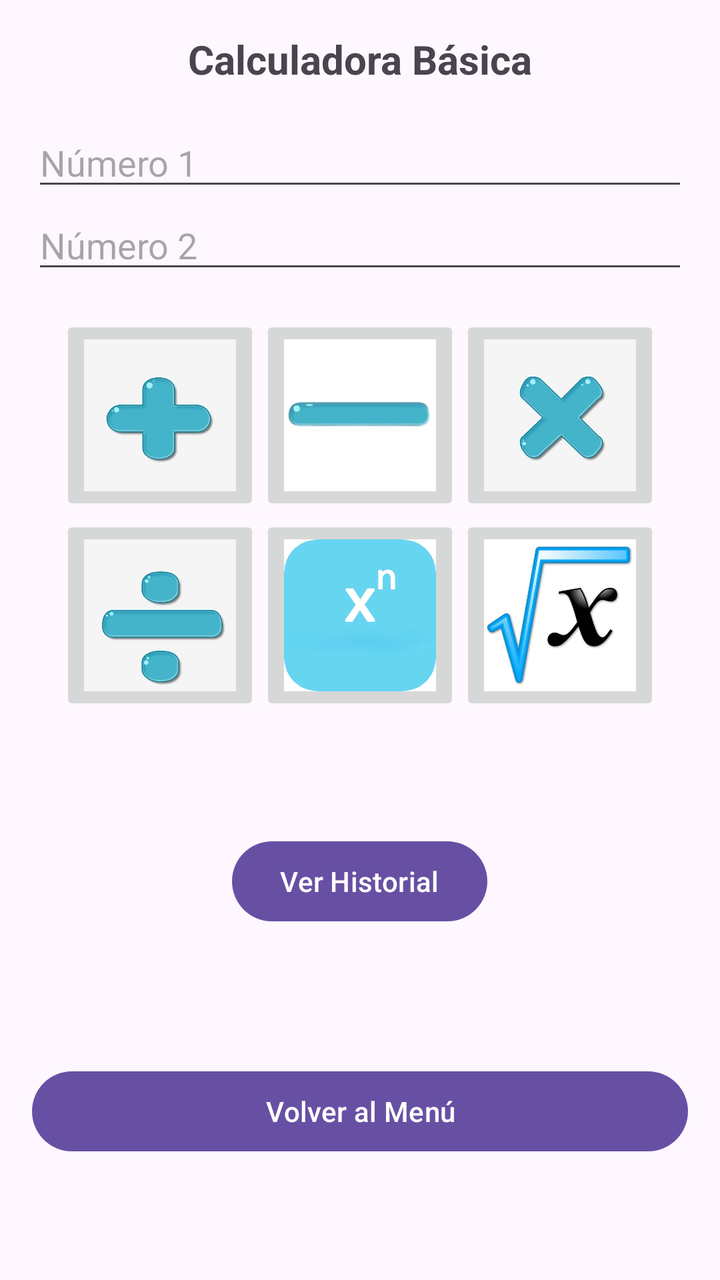
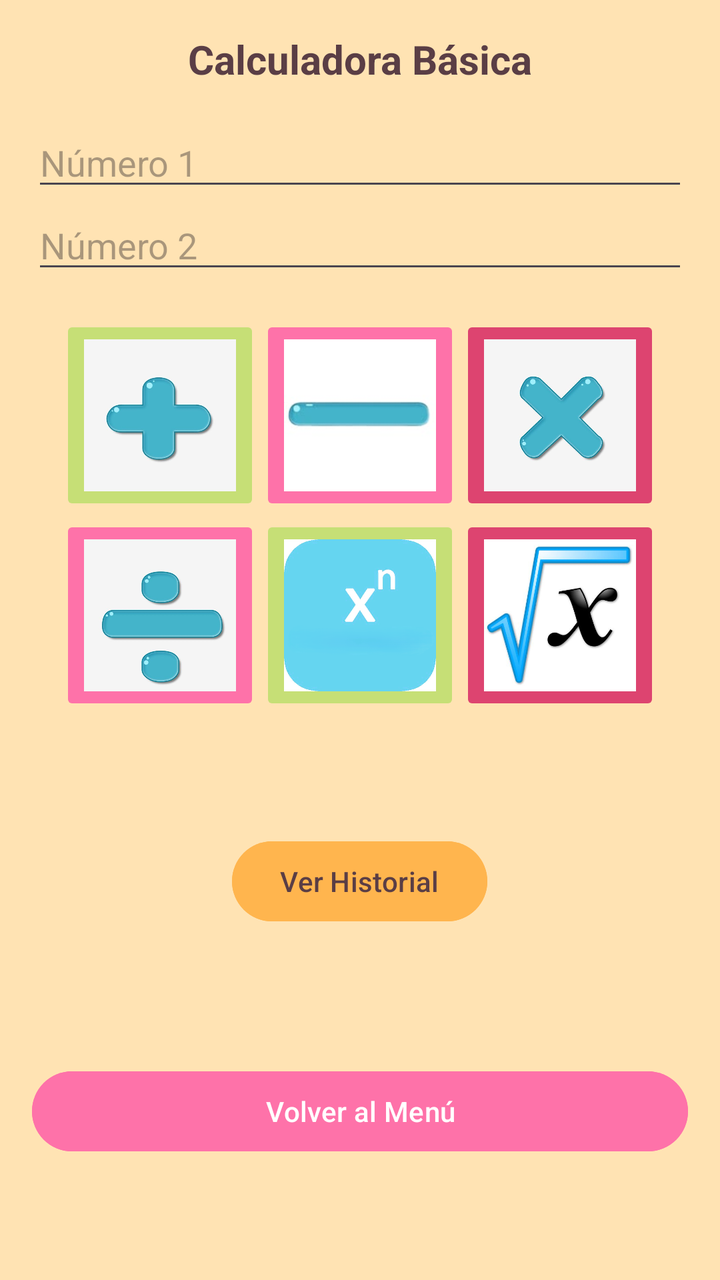

An Android layout rendered at two revisions. The XML below is the earlier revision; the diff shows what the commit changed to produce the second picture.
<!-- AndroidManifest.xml: application theme Theme.Desafio1_DSM -->
<!-- res/layout/activity_calculadora.xml -->
<?xml version="1.0" encoding="utf-8"?>
<ScrollView xmlns:android="http://schemas.android.com/apk/res/android"
    android:layout_width="match_parent"
    android:layout_height="match_parent"
    android:padding="@dimen/padding_standard">

    <LinearLayout
        android:layout_width="match_parent"
        android:layout_height="wrap_content"
        android:gravity="center"
        android:orientation="vertical">

        <TextView
            android:layout_width="match_parent"
            android:layout_height="wrap_content"
            android:text="@string/title_calculadora"
            android:textSize="@dimen/text_size_title"
            android:textStyle="bold"
            android:gravity="center"
            android:layout_marginBottom="@dimen/margin_medium"/>

        <EditText
            android:id="@+id/etNum1"
            android:layout_width="match_parent"
            android:layout_height="wrap_content"
            android:hint="@string/hint_num1"
            android:inputType="numberDecimal|numberSigned"/>

        <EditText
            android:id="@+id/etNum2"
            android:layout_width="match_parent"
            android:layout_height="wrap_content"
            android:hint="@string/hint_num2"
            android:inputType="numberDecimal|numberSigned"/>

        
        <GridLayout
            android:layout_width="wrap_content"
            android:layout_height="wrap_content"
            android:columnCount="3"
            android:rowCount="2"
            android:layout_marginTop="@dimen/margin_medium">

            <ImageButton
                android:id="@+id/btnSuma"
                android:layout_width="@dimen/tamanio_boton_calc"
                android:layout_height="@dimen/tamanio_boton_calc"
                android:src="@drawable/suma"
                android:scaleType="fitCenter"/>
            <ImageButton
                android:id="@+id/btnResta"
                android:layout_width="@dimen/tamanio_boton_calc"
                android:layout_height="@dimen/tamanio_boton_calc"
                android:src="@drawable/resta"
                android:scaleType="fitCenter"/>

            <ImageButton
                android:id="@+id/btnMulti"
                android:layout_width="@dimen/tamanio_boton_calc"
                android:layout_height="@dimen/tamanio_boton_calc"
                android:src="@drawable/multiplicacion"
                android:scaleType="fitCenter"/>

            <ImageButton
                android:id="@+id/btnDiv"
                android:layout_width="@dimen/tamanio_boton_calc"
                android:layout_height="@dimen/tamanio_boton_calc"
                android:src="@drawable/division"
                android:scaleType="fitCenter"/>

            <ImageButton
                android:id="@+id/btnExp"
                android:layout_width="@dimen/tamanio_boton_calc"
                android:layout_height="@dimen/tamanio_boton_calc"
                android:src="@drawable/exponente"
                android:scaleType="fitCenter"/>

            <ImageButton
                android:id="@+id/btnRaiz"
                android:layout_width="@dimen/tamanio_boton_calc"
                android:layout_height="@dimen/tamanio_boton_calc"
                android:src="@drawable/raiz"
                android:scaleType="fitCenter"/>
        </GridLayout>

        <TextView
            android:id="@+id/tvResultadoCalc"
            android:layout_width="match_parent"
            android:layout_height="wrap_content"
            android:textSize="20sp"
            android:textStyle="bold"
            android:gravity="center"
            android:layout_marginTop="@dimen/margin_medium"/>

        <Button
            android:id="@+id/btnVerHistorial"
            android:layout_width="wrap_content"
            android:layout_height="wrap_content"
            android:layout_marginTop="@dimen/margin_medium"
            android:text="@string/btn_ver_historial" />

        <TextView
            android:id="@+id/tvHistorialCompleto"
            android:layout_width="match_parent"
            android:layout_height="wrap_content"
            android:textSize="14sp"
            android:textColor="@color/historial_texto"
            android:layout_marginTop="@dimen/margin_medium"
            android:padding="8dp"/>

        <Button
            android:id="@+id/btnVolverCalc"
            android:layout_width="match_parent"
            android:layout_height="wrap_content"
            android:layout_marginTop="@dimen/margin_medium"
            android:layout_marginBottom="@dimen/margin_medium"
            android:text="@string/btn_volver" />

    </LinearLayout>
</ScrollView>
<!-- resources referenced by this layout -->
<resources>
  <color name="historial_texto">#555555</color>
  <dimen name="margin_medium">16dp</dimen>
  <dimen name="padding_standard">16dp</dimen>
  <dimen name="tamanio_boton_calc">100dp</dimen>
  <dimen name="text_size_title">20sp</dimen>
  <!-- drawable division: png bitmap (drawable, 12802 bytes) -->
  <!-- drawable exponente: png bitmap (drawable, 61992 bytes) -->
  <!-- drawable multiplicacion: png bitmap (drawable, 13488 bytes) -->
  <!-- drawable raiz: png bitmap (drawable, 14902 bytes) -->
  <!-- drawable resta: png bitmap (drawable, 5722 bytes) -->
  <!-- drawable suma: png bitmap (drawable, 8227 bytes) -->
  <string name="btn_ver_historial">Ver Historial</string>
  <string name="btn_volver">Volver al Menú</string>
  <string name="hint_num1">Número 1</string>
  <string name="hint_num2">Número 2</string>
  <string name="title_calculadora">Calculadora Básica</string>
  <style name="Theme.Desafio1_DSM" parent="Base.Theme.Desafio1_DSM" />
  <style name="Base.Theme.Desafio1_DSM" parent="Theme.Material3.DayNight.NoActionBar">
          
          
      </style>
</resources>

<!-- the commit's change to res/layout/activity_calculadora.xml (unified diff, before → after) -->
@@ -2,6 +2,7 @@
 <ScrollView xmlns:android="http://schemas.android.com/apk/res/android"
     android:layout_width="match_parent"
     android:layout_height="match_parent"
+    android:background="@color/fondo"
     android:padding="@dimen/padding_standard">
 
     <LinearLayout
@@ -17,6 +18,7 @@
             android:textSize="@dimen/text_size_title"
             android:textStyle="bold"
             android:gravity="center"
+            android:textColor="@color/texto_titulo"
             android:layout_marginBottom="@dimen/margin_medium"/>
 
         <EditText
@@ -46,41 +48,53 @@
                 android:layout_width="@dimen/tamanio_boton_calc"
                 android:layout_height="@dimen/tamanio_boton_calc"
                 android:src="@drawable/suma"
-                android:scaleType="fitCenter"/>
+                android:scaleType="fitCenter"
+                android:backgroundTint="@color/verdecito"
+                android:textColor="@color/texto_botones"/>
             <ImageButton
                 android:id="@+id/btnResta"
                 android:layout_width="@dimen/tamanio_boton_calc"
                 android:layout_height="@dimen/tamanio_boton_calc"
                 android:src="@drawable/resta"
-                android:scaleType="fitCenter"/>
+                android:scaleType="fitCenter"
+                android:backgroundTint="@color/rosita"
+                android:textColor="@color/texto_botones"/>
 
             <ImageButton
                 android:id="@+id/btnMulti"
                 android:layout_width="@dimen/tamanio_boton_calc"
                 android:layout_height="@dimen/tamanio_boton_calc"
                 android:src="@drawable/multiplicacion"
-                android:scaleType="fitCenter"/>
+                android:scaleType="fitCenter"
+                android:backgroundTint="@color/rojito"
+                android:textColor="@color/texto_botones" />
 
             <ImageButton
                 android:id="@+id/btnDiv"
                 android:layout_width="@dimen/tamanio_boton_calc"
                 android:layout_height="@dimen/tamanio_boton_calc"
                 android:src="@drawable/division"
-                android:scaleType="fitCenter"/>
+                android:scaleType="fitCenter"
+                android:backgroundTint="@color/rosita"
+                android:textColor="@color/texto_botones"/>
 
             <ImageButton
                 android:id="@+id/btnExp"
                 android:layout_width="@dimen/tamanio_boton_calc"
                 android:layout_height="@dimen/tamanio_boton_calc"
                 android:src="@drawable/exponente"
-                android:scaleType="fitCenter"/>
+                android:scaleType="fitCenter"
+                android:backgroundTint="@color/verdecito"
+                android:textColor="@color/texto_botones"/>
 
             <ImageButton
                 android:id="@+id/btnRaiz"
                 android:layout_width="@dimen/tamanio_boton_calc"
                 android:layout_height="@dimen/tamanio_boton_calc"
                 android:src="@drawable/raiz"
-                android:scaleType="fitCenter"/>
+                android:scaleType="fitCenter"
+                android:backgroundTint="@color/rojito"
+                android:textColor="@color/texto_botones" />
         </GridLayout>
 
         <TextView
@@ -97,7 +111,10 @@
             android:layout_width="wrap_content"
             android:layout_height="wrap_content"
             android:layout_marginTop="@dimen/margin_medium"
-            android:text="@string/btn_ver_historial" />
+            android:text="@string/btn_ver_historial"
+            android:textColor="@color/texto_titulo"
+            android:backgroundTint="@color/ver_historial"
+            />
 
         <TextView
             android:id="@+id/tvHistorialCompleto"
@@ -114,7 +131,8 @@
             android:layout_height="wrap_content"
             android:layout_marginTop="@dimen/margin_medium"
             android:layout_marginBottom="@dimen/margin_medium"
-            android:text="@string/btn_volver" />
+            android:text="@string/btn_volver"
+            android:backgroundTint="@color/rosita"/>
 
     </LinearLayout>
 </ScrollView>
<!-- resource entries referenced after the edit -->
@@ -1,6 +1,13 @@
 <!-- resources referenced by this layout -->
 <resources>
+  <color name="fondo">#FFE3B3</color>
   <color name="historial_texto">#555555</color>
+  <color name="rojito">#DD4470</color>
+  <color name="rosita">#FE72A9</color>
+  <color name="texto_botones">#FFFFFFFF</color>
+  <color name="texto_titulo">#5A3E45</color>
+  <color name="ver_historial">#FFB54E</color>
+  <color name="verdecito">#C6DF76</color>
   <dimen name="margin_medium">16dp</dimen>
   <dimen name="padding_standard">16dp</dimen>
   <dimen name="tamanio_boton_calc">100dp</dimen>
